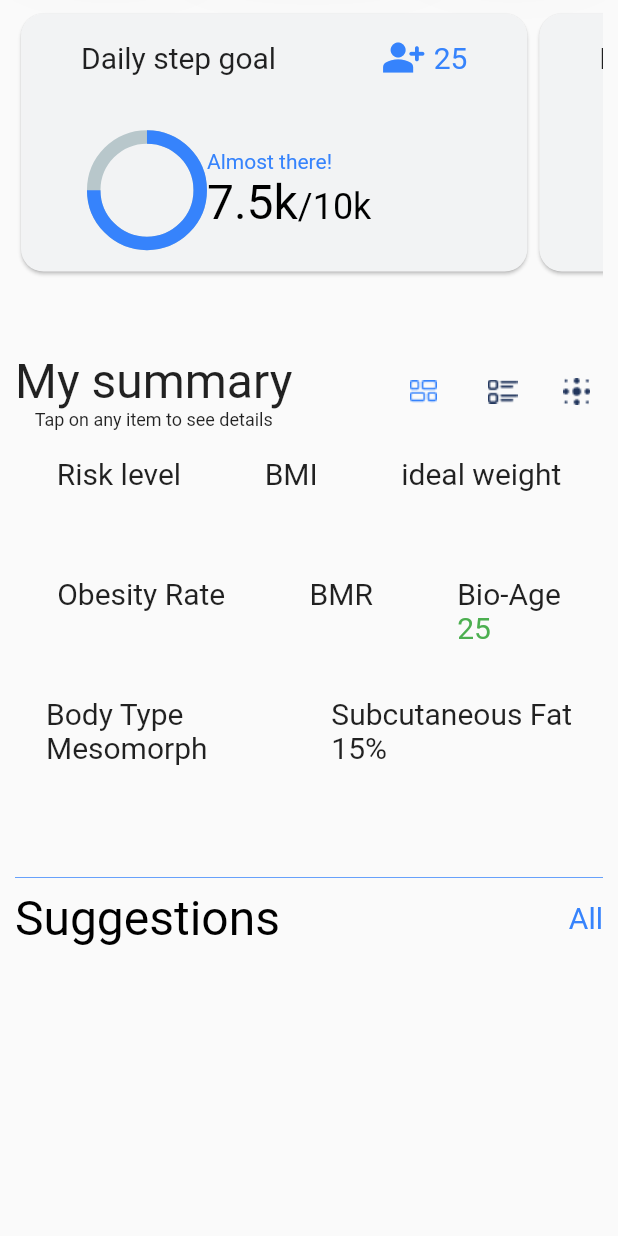
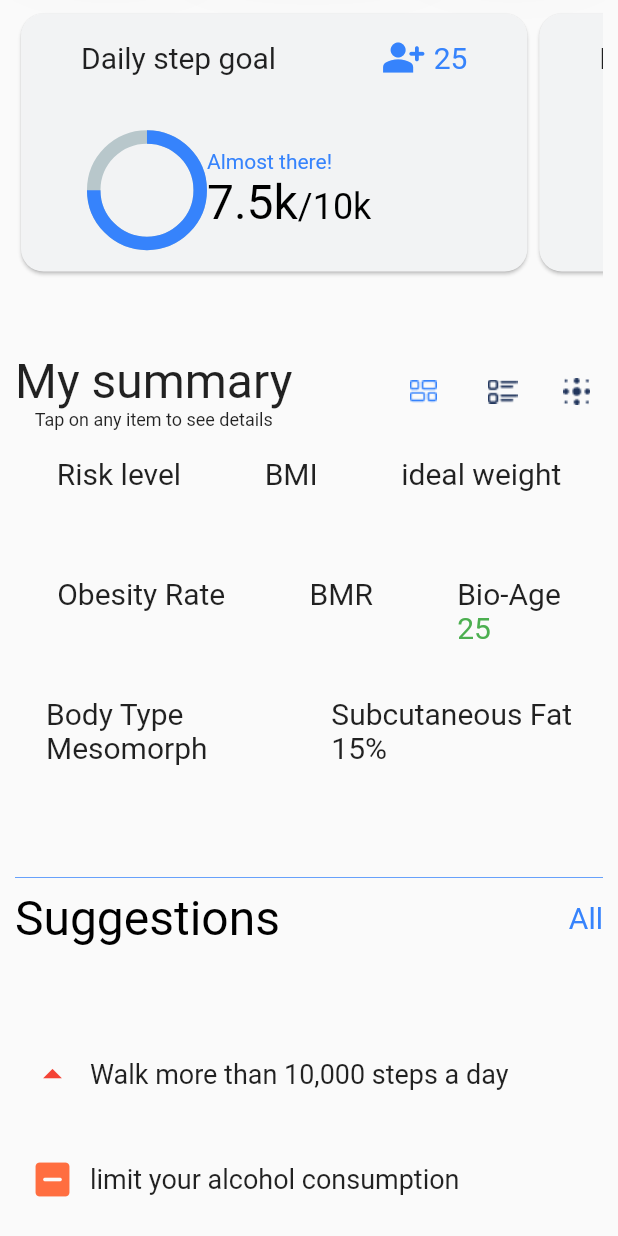
Before and after one commit to aymen-ziouche/in-time, a Flutter app: the Dashboard screen opened directly with empty values, scrolled down 200 dp, on a phone screen of 412 x 824 dp. Run offline on Flutter 3.47's test engine with Material 2 defaults, Android fonts, the light colour scheme and no system bars; drawn by our look-alikes of percent_indicator; our stand-ins replace chips_choice_null_safety, flutter_onboarding_slider, syncfusion_flutter_calendar; missing offline and left inert: country_pickers, flutter_custom_selector.

Commit message:
finished dashboard, suggestions page, appointment calendar and fixed some bugs

```diff
--- a/lib/main.dart
+++ b/lib/main.dart
@@ -1,4 +1,5 @@
 import 'package:flutter/material.dart';
+import 'package:in_time_digital/screens/appointment_page.dart';
 import 'package:in_time_digital/screens/home_page.dart';
 import 'package:in_time_digital/screens/input_page.dart';
 import 'package:in_time_digital/screens/intro_slider.dart';
@@ -21,6 +22,7 @@ class MyApp extends StatelessWidget {
         HomePage.id: (context) => const HomePage(),
         OnBoarding.id: (context) => const OnBoarding(),
         InputPage.id: (context) => const InputPage(),
+        AppointmentPage.id: (context) => AppointmentPage(),
       },
     );
   }
--- a/lib/screens/dashboard_page.dart
+++ b/lib/screens/dashboard_page.dart
@@ -1,6 +1,11 @@
 import 'package:flutter/material.dart';
+import 'package:in_time_digital/screens/appointment_page.dart';
+import 'package:in_time_digital/widgets/devices_card.dart';
 import 'package:in_time_digital/widgets/home_card.dart';
+import 'package:in_time_digital/widgets/home_suggested_risks.dart';
 import 'package:in_time_digital/widgets/main_card_home.dart';
+import 'package:in_time_digital/widgets/main_suggestions_card.dart';
+import 'package:in_time_digital/widgets/subscribe_card.dart';
 
 class Dashboard extends StatelessWidget {
   const Dashboard({
@@ -29,9 +34,6 @@ class Dashboard extends StatelessWidget {
       child: Scaffold(
         body: SingleChildScrollView(
           physics: const BouncingScrollPhysics(),
-          child: ConstrainedBox(
-            constraints: BoxConstraints(
-                maxHeight: MediaQuery.of(context).size.height + 200),
           child: Padding(
             padding: const EdgeInsets.symmetric(horizontal: 10, vertical: 10),
             child: Column(
@@ -79,109 +81,18 @@ class Dashboard extends StatelessWidget {
                 ),
                 Row(
                   mainAxisAlignment: MainAxisAlignment.spaceEvenly,
-                    children: [
-                      Container(
-                        height: 35,
-                        padding: const EdgeInsets.symmetric(horizontal: 10),
-                        decoration: BoxDecoration(
-                          borderRadius: BorderRadius.circular(15),
-                          color: Colors.white,
-                          boxShadow: const [
-                            BoxShadow(
-                              color: Colors.black12,
-                              blurRadius: 50,
-                              offset: Offset(0, 2),
+                  children: const [
+                    HomeSuggestedRisks(
+                        text: "Home", icon: Icons.home, selected: true),
+                    HomeSuggestedRisks(
+                      text: "Suggested",
+                      icon: Icons.medical_services_outlined,
+                      selected: false,
                     ),
-                          ],
-                        ),
-                        child: Row(
-                          mainAxisAlignment: MainAxisAlignment.spaceAround,
-                          crossAxisAlignment: CrossAxisAlignment.center,
-                          children: const [
-                            Icon(
-                              Icons.other_houses_outlined,
-                              color: Color(0xff3683FC),
-                              size: 20,
-                            ),
-                            SizedBox(width: 10),
-                            Text(
-                              "Home",
-                              style: TextStyle(
-                                color: Color(0xff3683FC),
-                                fontSize: 20,
-                                fontWeight: FontWeight.w400,
-                              ),
-                            ),
-                          ],
-                        ),
-                      ),
-                      Container(
-                        height: 35,
-                        padding: const EdgeInsets.symmetric(horizontal: 10),
-                        decoration: BoxDecoration(
-                          borderRadius: BorderRadius.circular(15),
-                          boxShadow: const [
-                            BoxShadow(
-                              color: Colors.black12,
-                              blurRadius: 50,
-                              offset: Offset(0, 2),
-                            ),
-                          ],
-                        ),
-                        child: Row(
-                          mainAxisAlignment: MainAxisAlignment.spaceAround,
-                          crossAxisAlignment: CrossAxisAlignment.center,
-                          children: const [
-                            Icon(
-                              Icons.medical_services_outlined,
-                              color: Colors.black,
-                              size: 20,
-                            ),
-                            SizedBox(width: 10),
-                            Text(
-                              "Suggested",
-                              style: TextStyle(
-                                color: Colors.black,
-                                fontSize: 20,
-                                fontWeight: FontWeight.w400,
-                              ),
-                            ),
-                          ],
-                        ),
-                      ),
-                      Container(
-                        height: 35,
-                        padding: const EdgeInsets.symmetric(horizontal: 10),
-                        decoration: BoxDecoration(
-                          borderRadius: BorderRadius.circular(15),
-                          boxShadow: const [
-                            BoxShadow(
-                              color: Colors.black12,
-                              blurRadius: 50,
-                              offset: Offset(0, 2),
-                            ),
-                          ],
-                        ),
-                        child: Row(
-                          mainAxisAlignment: MainAxisAlignment.spaceAround,
-                          crossAxisAlignment: CrossAxisAlignment.center,
-                          children: const [
-                            Icon(
-                              Icons.auto_graph_sharp,
-                              color: Colors.black,
-                              size: 20,
-                            ),
-                            SizedBox(width: 10),
-                            Text(
-                              "Risks",
-                              style: TextStyle(
-                                color: Colors.black,
-                                fontSize: 20,
-                                fontWeight: FontWeight.w400,
-                              ),
-                            ),
-                          ],
-                        ),
+                    HomeSuggestedRisks(
+                      text: "Risks",
+                      icon: Icons.auto_graph_sharp,
+                      selected: false,
                     ),
                   ],
                 ),
@@ -314,9 +225,90 @@ class Dashboard extends StatelessWidget {
                 const SizedBox(
                   height: 50,
                 ),
-
+                const MainSuggestionsCard(
+                  text: "Walk more than 10,000 steps a day",
+                  icon: Icons.arrow_drop_up,
+                  iconColor: Colors.red,
+                ),
+                const MainSuggestionsCard(
+                  text: "limit your alcohol consumption",
+                  icon: Icons.indeterminate_check_box_rounded,
+                  iconColor: Colors.deepOrangeAccent,
+                ),
+                const MainSuggestionsCard(
+                  text: "Walk 10,000 steps a day",
+                  icon: Icons.circle,
+                  iconColor: Colors.green,
+                ),
+                const SubscribeCard(),
+                const SizedBox(
+                  height: 20,
+                ),
+                Row(
+                  mainAxisAlignment: MainAxisAlignment.spaceAround,
+                  children: [
+                    const Text(
+                      "Do you want to make an appointment?",
+                      style: TextStyle(
+                        color: Colors.black,
+                        fontSize: 18,
+                      ),
+                    ),
+                    InkWell(
+                      onTap: () {
+                        Navigator.pushNamed(context, AppointmentPage.id);
+                      },
+                      child: const Text(
+                        "Here",
+                        style: TextStyle(
+                          color: Color(0xff3683FC),
+                          fontSize: 18,
+                          fontWeight: FontWeight.w400,
+                        ),
+                      ),
+                    ),
                   ],
                 ),
+                const SizedBox(
+                  height: 20,
+                ),
+                const Divider(
+                  color: Color(0xff3683FC),
+                  thickness: 0.5,
+                ),
+                Row(
+                  mainAxisAlignment: MainAxisAlignment.spaceBetween,
+                  children: const [
+                    Text(
+                      "Devices",
+                      style: TextStyle(
+                        color: Colors.black,
+                        fontSize: 32,
+                        fontWeight: FontWeight.w400,
+                      ),
+                    ),
+                    Text(
+                      "All",
+                      style: TextStyle(
+                        color: Color(0xff3683FC),
+                        fontSize: 20,
+                        fontWeight: FontWeight.w400,
+                      ),
+                    ),
+                  ],
+                ),
+                const SizedBox(
+                  height: 50,
+                ),
+                const DeviceCard(
+                    text: "ScanWatch",
+                    icon: Icons.watch_rounded,
+                    connected: true),
+                const DeviceCard(
+                    text: "Longevity BioContainer",
+                    icon: Icons.laptop_rounded,
+                    connected: false)
+              ],
             ),
           ),
         ),
--- a/lib/screens/home_page.dart
+++ b/lib/screens/home_page.dart
@@ -114,7 +114,8 @@ class HomePage extends StatelessWidget {
               ),
             ],
           ),
-      )),
+        ),
+      ),
     );
   }
 }
--- /dev/null
+++ b/lib/widgets/main_suggestions_card.dart
@@ -0,0 +1,52 @@
+import 'package:flutter/material.dart';
+import 'package:in_time_digital/screens/suggestion_detail.dart';
+
+class MainSuggestionsCard extends StatelessWidget {
+  const MainSuggestionsCard({
+    required this.text,
+    required this.icon,
+    required this.iconColor,
+    Key? key,
+  }) : super(key: key);
+  final String text;
+  final IconData icon;
+  final Color iconColor;
+  @override
+  Widget build(BuildContext context) {
+    return InkWell(
+      onTap: () {
+        Navigator.push(
+            context,
+            MaterialPageRoute(
+                builder: (context) => SuggestionDetails(
+                      text: text,
+                    )));
+      },
+      child: Padding(
+        padding: const EdgeInsets.symmetric(vertical: 10),
+        child: Container(
+          decoration: BoxDecoration(
+            borderRadius: BorderRadius.circular(15),
+          ),
+          padding: const EdgeInsets.all(10),
+          child: Row(
+            mainAxisAlignment: MainAxisAlignment.start,
+            children: [
+              Icon(
+                icon,
+                size: 30,
+                color: iconColor,
+              ),
+              const SizedBox(
+                width: 10,
+              ),
+              Text(text,
+                  style: const TextStyle(
+                      fontSize: 18, fontWeight: FontWeight.w400)),
+            ],
+          ),
+        ),
+      ),
+    );
+  }
+}
--- a/pubspec.yaml
+++ b/pubspec.yaml
@@ -33,6 +33,8 @@ dependencies:
   chips_choice_null_safety: ^2.0.6
   flutter_custom_selector: ^0.0.3
   percent_indicator: ^4.2.2
+  country_pickers: ^2.0.0
+  syncfusion_flutter_calendar: ^20.2.46
 
   # The following adds the Cupertino Icons font to your application.
   # Use with the CupertinoIcons class for iOS style icons.
```
Also changed, not shown: lib/screens/appointment_page.dart (added, +28 -0 lines), lib/screens/input_page.dart (+51 -58 lines), lib/screens/suggestion_detail.dart (added, +69 -0 lines), lib/widgets/devices_card.dart (added, +62 -0 lines), lib/widgets/home_suggested_risks.dart (added, +53 -0 lines), lib/widgets/subscribe_card.dart (added, +79 -0 lines), pubspec.lock. Lines whose indentation alone changed are shown as unchanged.
